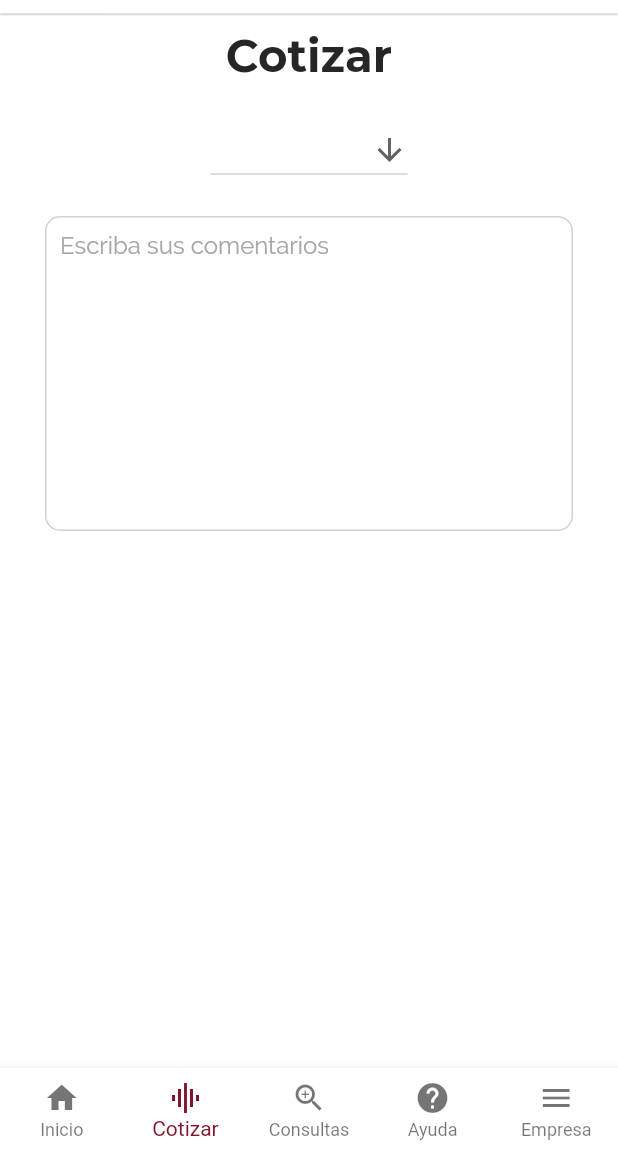
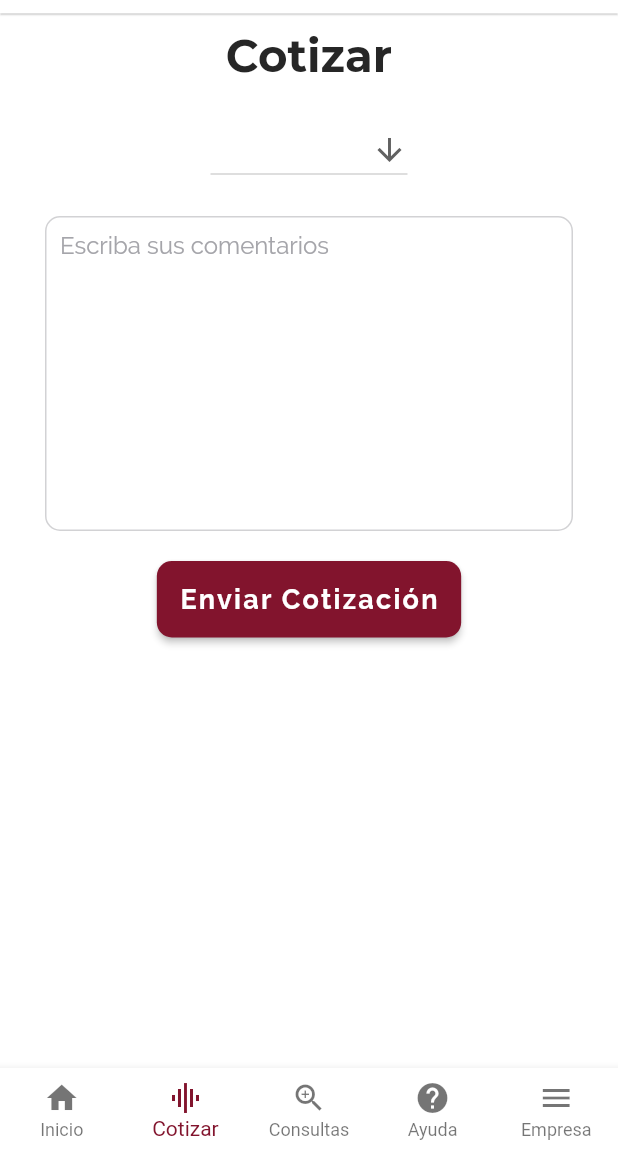
Before and after one commit to castillorey/ESSADE, a Flutter app: the ContainerPage screen opened directly, item 2 of the bottom bar chosen, on a phone screen of 412 x 824 dp, the part 84-1236 px from its top. Run offline on Flutter 3.47's test engine with Material 2 defaults, Android fonts, the phone set to English and light mode, and no system bars; our stand-ins replace charts_flutter, cloud_firestore, firebase_auth, google_sign_in; missing offline and left inert: dart:ffi; accounts and stored records are empty.

Commit message:
Build Quote page logic

```diff
--- /dev/null
+++ b/ESSADE/lib/models/Quote.dart
@@ -0,0 +1,9 @@
+class Quote{
+  String serviceType;
+  String comment;
+
+  Quote(
+      this.serviceType,
+      this.comment
+      );
+}
--- a/ESSADE/lib/utilities/constants.dart
+++ b/ESSADE/lib/utilities/constants.dart
@@ -33,6 +33,14 @@ final List<String> essadeServices = [
   'Remodelación'
 ];
 
+btnFontStyle(Color color) => TextStyle(
+  color: color,
+  letterSpacing: 1.5,
+  fontSize: 18.0,
+  fontWeight: FontWeight.bold,
+  fontFamily: 'Raleway',
+);
+
 
 Color essadePrimaryColor = Color(0xFF82142d);
 Color essadeBlack = Color(0xFF262626);
--- a/ESSADE/lib/widgets/quote_form_widget.dart
+++ b/ESSADE/lib/widgets/quote_form_widget.dart
@@ -1,5 +1,7 @@
 import 'dart:io';
 
+import 'package:cloud_firestore/cloud_firestore.dart';
+import 'package:essade/models/Quote.dart';
 import 'package:essade/utilities/constants.dart';
 import 'package:essade/widgets/input_text_field_widget.dart';
 import 'package:flutter/cupertino.dart';
@@ -12,20 +14,31 @@ class QuoteFormWidget extends StatefulWidget {
 
 class _QuoteFormWidgetState extends State<QuoteFormWidget> {
   List<String> services;
-  String projectSelected;
+  String serviceSelected;
+  String quoteComment;
   int pickerSelection, pickerSelectionConfirmed;
-  bool serviceSelected;
+  bool isServiceSelected;
+  bool removeErrorValidation;
+  Quote quote;
+  Color selectableBorderColor;
+  Color selectableIconColor;
+
+  TextEditingController commentInputController;
 
   @override
   void initState() {
     super.initState();
 
     services = essadeServices;
-    projectSelected = 'Seleccione un servicio...';
     pickerSelection = 0;
     pickerSelectionConfirmed = 0;
-    serviceSelected = false;
+    serviceSelected = 'Seleccione un servicio...';
+    isServiceSelected = false;
+    removeErrorValidation = false;
 
+    commentInputController = new TextEditingController();
+    selectableBorderColor = essadeGray.withOpacity(0.5);
+    selectableIconColor = essadeDarkGray;
   }
 
   final _formKey = GlobalKey<FormState>();
@@ -67,8 +80,10 @@ class _QuoteFormWidgetState extends State<QuoteFormWidget> {
                   onPressed: () {
                     setState(() {
                       pickerSelectionConfirmed = pickerSelection;
-                      projectSelected = services[pickerSelectionConfirmed];
-                      serviceSelected = true;
+                      serviceSelected = services[pickerSelectionConfirmed];
+                      isServiceSelected = true;
+                      selectableBorderColor = essadeGray.withOpacity(0.5);
+                      selectableIconColor = essadeDarkGray;
                     });
                     Navigator.of(context).pop();
                   },
@@ -110,13 +125,13 @@ class _QuoteFormWidgetState extends State<QuoteFormWidget> {
     Widget selectableWidget;
     if(Platform.isAndroid){
       selectableWidget = DropdownButton(
-          value: projectSelected,
+          value: serviceSelected,
           icon: Icon(Icons.arrow_downward),
           iconSize: 24,
           elevation: 16,
           onChanged: (newValue) {
             this.setState(() {
-              projectSelected = newValue;
+              serviceSelected = newValue;
             });
           },
           items: services.map((value){
@@ -136,7 +151,7 @@ class _QuoteFormWidgetState extends State<QuoteFormWidget> {
                 color: Colors.white,
                 borderRadius: BorderRadius.circular(10.0),
                 border: Border.all(
-                    color: essadeGray.withOpacity(0.5),
+                    color: selectableBorderColor,
                     width: 1.0
                 )
             ),
@@ -145,11 +160,11 @@ class _QuoteFormWidgetState extends State<QuoteFormWidget> {
               children: <Widget>[
                 Icon(
                   Icons.work,
-                  color: essadeDarkGray,
+                  color: selectableIconColor,
                 ),
                 SizedBox(width: 10),
                 Text(
-                  projectSelected,
+                  serviceSelected,
                   style: essadeParagraph,
                 )
               ],
@@ -158,6 +173,13 @@ class _QuoteFormWidgetState extends State<QuoteFormWidget> {
       );
     }
     return selectableWidget;
+  }
+
+  InputBorder _myBorderErrorStyle(double borderRadius, Color color, {double width:1.0}){
+    return OutlineInputBorder(
+      borderRadius: BorderRadius.circular(borderRadius),
+      borderSide: BorderSide(color: color, width: width),
+    );
   }
 
   @override
@@ -177,20 +199,61 @@ class _QuoteFormWidgetState extends State<QuoteFormWidget> {
               _buildSelectableComponent(services),
               SizedBox(height: 20),
               TextFormField(
+                controller: commentInputController,
+                onChanged: (text){
+                  removeErrorValidation = true;
+                  _formKey.currentState.validate();
+                },
+                validator: (String value){
+                  if (removeErrorValidation)
+                    return null;
+
+                  if (value.isEmpty)
+                    return 'Escriba algún comentario';
+
+                  return null;
+                },
                 maxLines: 10,
                 style: TextStyle(color: essadeBlack, fontFamily: 'Raleway'),
                 decoration: InputDecoration(
                   hintText: 'Escriba sus comentarios',
                   hintStyle: TextStyle(color: essadeGray, fontFamily: 'Raleway'),
                   contentPadding: EdgeInsets.all(10.0),
-                  enabledBorder: OutlineInputBorder(
-                    borderRadius: BorderRadius.circular(10.0),
-                    borderSide: BorderSide(color: essadeGray.withOpacity(0.5), width: 1.0)
-                  ),
-                  focusedBorder: OutlineInputBorder(
-                    borderRadius: BorderRadius.circular(10.0),
-                    borderSide: BorderSide(color: essadePrimaryColor, width: 1.0),
-                  )
+                  enabledBorder: _myBorderErrorStyle(10.0, essadeGray.withOpacity(0.5)),
+                  focusedBorder: _myBorderErrorStyle(10.0, essadePrimaryColor),
+                  errorBorder: _myBorderErrorStyle(10.0, Colors.red.withOpacity(0.5)),
+                  focusedErrorBorder: _myBorderErrorStyle(10.0, Colors.red.withOpacity(0.5)),
+                ),
+              ),
+              SizedBox(height: 20),
+              RaisedButton(
+                onPressed: () {
+                  removeErrorValidation = false;
+                  if(!isServiceSelected){
+                    setState(() {
+                      selectableBorderColor = Colors.red.withOpacity(0.5);
+                      selectableIconColor = Colors.red.withOpacity(0.8);
+                    });
+                  }
+                  if (_formKey.currentState.validate()){
+
+                      Firestore.instance.collection('cotizaciones').add({
+                        'tipo_servicio': serviceSelected,
+                        'comentario': commentInputController.text
+                      }).then((result) => {
+                        setState(() { serviceSelected = 'Seleccione un servicio...';}),
+                        commentInputController.clear(),
+                      }).catchError((error) => print(error));
+                  }
+                },
+                padding: EdgeInsets.all(15.0),
+                shape: RoundedRectangleBorder(
+                  borderRadius: BorderRadius.circular(10.0),
+                ),
+                color: essadePrimaryColor,
+                child: Text(
+                  'Enviar Cotización',
+                  style: btnFontStyle(Colors.white),
                 ),
               )
             ]
```
Also changed, not shown: ESSADE/lib/ui/home_page.dart (+4 -4 lines), ESSADE/lib/widgets/input_text_field_widget.dart (+4 -4 lines), ESSADE/lib/widgets/long_button_widget.dart (+1 -9 lines), ESSADE/lib/widgets/selectable_formfield_widget.dart (added, +51 -0 lines).
